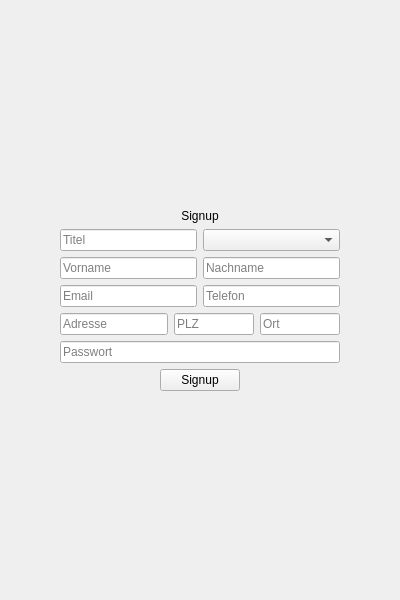
MehmetMertt/twentyONE_HR_System, file HR_Managment_System_Application/signup.ui: the form before one commit.
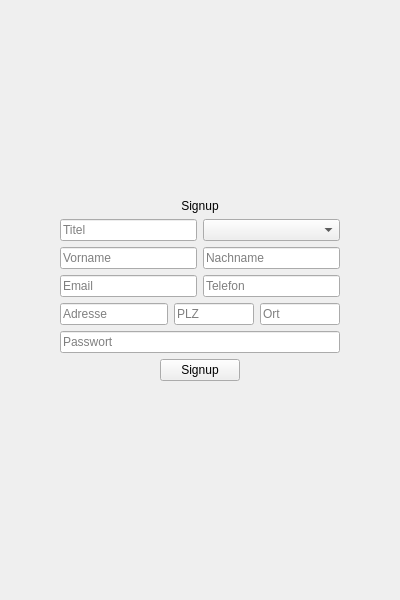
The form after the commit.

Commit message: Signup Validatioin implemented

The edit to the form file:
```diff
--- a/HR_Managment_System_Application/signup.ui
+++ b/HR_Managment_System_Application/signup.ui
@@ -232,6 +232,13 @@
        </item>
       </layout>
      </item>
+     <item alignment="Qt::AlignHCenter|Qt::AlignVCenter">
+      <widget class="QLabel" name="error_text">
+       <property name="text">
+        <string/>
+       </property>
+      </widget>
+     </item>
      <item>
       <spacer name="verticalSpacer_2">
        <property name="orientation">
```
Left out of the diff: 2 changed lines with no effect on the pictures. The commit also changes 7 other files.
